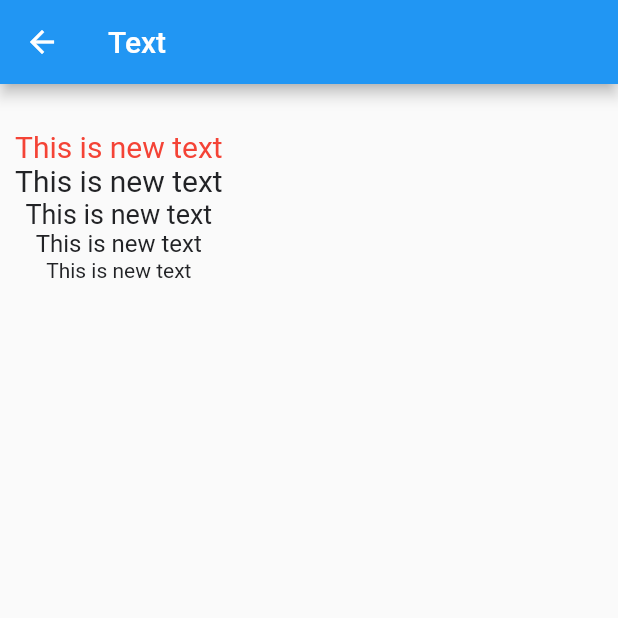
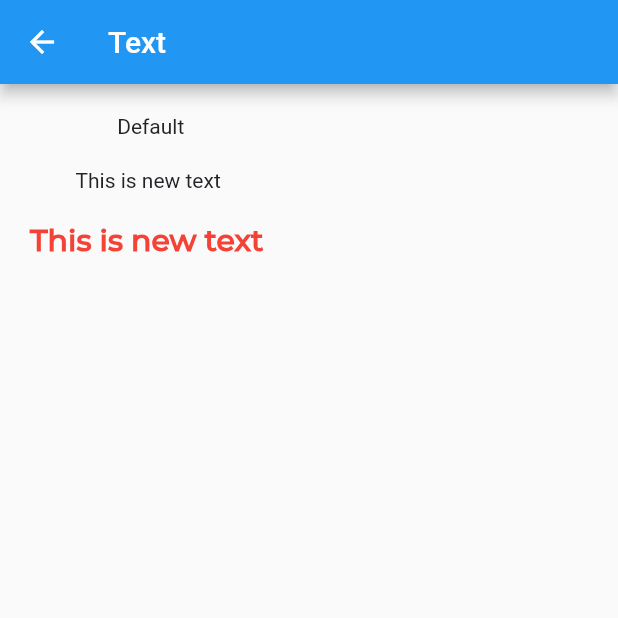
Before and after one commit to aajay-logiciel/ajayjp, a Flutter app: the screen it shows after launch, after a tap on "Text", on a phone screen of 412 x 824 dp, the top half of it. Run offline on Flutter 3.47's test engine with Material 2 defaults, Android fonts, the phone set to English and light mode, and no system bars; our stand-ins replace get.

Commit message:
more update

```diff
--- a/lib/button_class.dart
+++ b/lib/button_class.dart
@@ -1,6 +1,7 @@
 import 'package:flutter/material.dart';
 import 'package:jp_ui_kit/JPButton/jp_button_color_type.dart';
 import 'package:jp_ui_kit/JPButton/jp_button_size.dart';
+import 'package:jp_ui_kit/JPButton/jp_icon_position.dart';
 import 'package:jp_ui_kit/jp_ui_kit.dart';
 
 class ButtonClass extends StatelessWidget {
@@ -13,7 +14,7 @@ class ButtonClass extends StatelessWidget {
           centerTitle: true,
           title: const JPText(
             text: "Button",
-            textSize: JPTextSize.heading_1,
+            textSize: JPTextSize.heading1,
             textColor: JPColor.white,
           ),
         ),
@@ -29,7 +30,7 @@ class ButtonClass extends StatelessWidget {
                 const JPButton(
                   text: "Button",
                   textColor: JPColor.secondary,
-                  textSize: JPTextSize.heading_1,
+                  textSize: JPTextSize.heading1,
                   backgroundColor: Colors.green,
                 ),
                 space(),
@@ -51,7 +52,7 @@ class ButtonClass extends StatelessWidget {
                 space(),
                 const JPButton(
                   text: "Large Button",
-                  enabled: false,
+                  disabled: true,
                 ),
                 space(),
                 const JPButton(
@@ -86,14 +87,15 @@ class ButtonClass extends StatelessWidget {
                 const JPText(text: "Icon with Text"),
                 space(),
                 const JPButton(
-                  iconData: Icons.eleven_mp,
-                  text: "Loading",
+                  iconData: Icons.add,
+                  text: "LOAD MORE",
                 ),
                 space(),
                 space(),
                 const JPButton(
                   iconData: Icons.eleven_mp,
                   text: "Loading Button",
+                  iconPosition: JPIconPosition.end,
                 ),
                 space(),
                 space(),
@@ -101,6 +103,7 @@ class ButtonClass extends StatelessWidget {
                 space(),
                 const JPButton(
                   iconData: Icons.eleven_mp,
+                  status: true,
                 ),
                 space(),
                 const JPButton(
--- a/lib/home_class.dart
+++ b/lib/home_class.dart
@@ -20,7 +20,7 @@ class Home extends StatelessWidget {
         centerTitle: true,
         title: const JPText(
           text: "Home",
-          textSize: JPTextSize.heading_1,
+          textSize: JPTextSize.heading1,
           textColor: JPColor.white,
         ),
       ),
--- a/lib/text.dart
+++ b/lib/text.dart
@@ -1,8 +1,5 @@
 import 'package:flutter/material.dart';
-import 'package:jp_ui_kit/JPText/jp_fontfamily.dart';
 import 'package:jp_ui_kit/JPText/jp_fontweight.dart';
-import 'package:jp_ui_kit/JPText/jp_text.dart';
-import 'package:jp_ui_kit/JPText/jp_textsize.dart';
 import 'package:jp_ui_kit/jp_ui_kit.dart';
 
 class TextClass extends StatelessWidget {
@@ -16,41 +13,19 @@ class TextClass extends StatelessWidget {
       ),
       body: SingleChildScrollView(
         child: Padding(
-          padding: EdgeInsets.all(10),
+          padding: const EdgeInsets.all(20),
           child: Column(
             children:  [
-             SizedBox(
-                height: 20,
+              const JPText(text: "Default"),
+              space(),
+              const JPText(text: "This is new text "),
+              space(),
+              const JPText(text: "This is new text ",
+                textColor: Colors.red,
+                fontFamily: JPFontFamily.montserrat,
+                fontWeight: JPFontWeight.bold,
+                textSize: JPTextSize.heading1,
               ),
-              Column(
-                children: const [
-                  JPText(text: "This is new text",
-                    textColor: Colors.red,
-                    textSize: JPTextSize.heading_1,
-                  ),
-
-                  JPText(text: "This is new text",
-                    textSize: JPTextSize.heading_1,
-                    fontFamily: JPFontFamily.roboto,
-                  ),
-                  JPText(text: "This is new text",
-                    textSize: JPTextSize.heading_2,
-                    fontFamily: JPFontFamily.roboto,
-                  ),
-                  JPText(text: "This is new text",
-                    textSize: JPTextSize.heading_3,
-                    fontFamily: JPFontFamily.roboto,
-                  ),
-                  JPText(text: "This is new text",
-                    textSize: JPTextSize.heading_4,
-                    fontFamily: JPFontFamily.roboto,
-                  ),
-
-
-                ],
-              ),
-
-
 
             ],
           ),
@@ -58,4 +33,7 @@ class TextClass extends StatelessWidget {
       ),
     );
   }
+  Widget space() => const SizedBox(
+    height: 20,
+  );
 }
--- a/packages/jp_ui_kit/lib/JPBadges/jpbadges.dart
+++ b/packages/jp_ui_kit/lib/JPBadges/jpbadges.dart
@@ -29,7 +29,7 @@ class JPBadges extends StatelessWidget {
           padding: const EdgeInsets.symmetric(vertical: 2.0, horizontal: 5.0),
           child: JPText(
             text: text,
-            textSize: JPTextSize.heading_5,
+            textSize: JPTextSize.heading5,
             textColor: textColor,
           )),
     );
--- a/packages/jp_ui_kit/lib/JPButton/jp_button.dart
+++ b/packages/jp_ui_kit/lib/JPButton/jp_button.dart
@@ -8,7 +8,7 @@ import 'package:jp_ui_kit/jp_ui_kit.dart';
 
 class JPButton extends StatefulWidget {
   const JPButton(
-      {this.enabled = true,
+      {this.disabled = false,
       this.colorType = JPButtonColorType.primary,
       this.backgroundColor,
       this.type = JPButtonType.solid,
@@ -19,15 +19,17 @@ class JPButton extends StatefulWidget {
       this.iconPosition = JPIconPosition.start,
       this.text,
       this.size = JPButtonSize.large,
-      this.textColor = JPColor.white,
+      this.textColor,
       this.fontFamily = JPFontFamily.montserrat,
       this.fontWeight = JPFontWeight.bold,
-      this.textSize = JPTextSize.heading_3,
+      this.textSize = JPTextSize.heading3,
       this.borderColor = JPColor.primary,
-      Key? key})
+      this.iconSize = 15,
+        this.status =false,
+      Key? key, this.success})
       : super(key: key);
 
-  final bool? enabled;
+  final bool disabled;
   final JPButtonColorType colorType;
   final Color? backgroundColor;
   final JPButtonType type;
@@ -43,6 +45,9 @@ class JPButton extends StatefulWidget {
   final JPFontWeight fontWeight;
   final JPTextSize? textSize;
   final Color borderColor;
+  final double? iconSize;
+  final bool? status;
+  final bool? success;
 
   @override
   _JPButtonState createState() => _JPButtonState();
@@ -83,7 +88,7 @@ class _JPButtonState extends State<JPButton> {
         text: text!,
         fontFamily: widget.fontFamily,
         fontWeight: widget.fontWeight,
-        textColor: getTextColor() ?? textColor,
+        textColor: textColor ?? getTextColor(),
         textSize: getTextSize() ?? textSize,
       );
     }
@@ -104,23 +109,25 @@ class _JPButtonState extends State<JPButton> {
   getTextSize() {
     switch (size) {
       case JPButtonSize.large:
-        return JPTextSize.heading_3;
+        return JPTextSize.heading3;
       case JPButtonSize.medium:
-        return JPTextSize.heading_4;
+        return JPTextSize.heading4;
       case JPButtonSize.small:
-        return JPTextSize.heading_6;
+        return JPTextSize.heading6;
       case JPButtonSize.semiMedium:
-        return JPTextSize.heading_6;
+        return JPTextSize.heading6;
+      default:
+        return JPTextSize.heading3;
     }
   }
 
   getTextColor() {
-    if (textColor == JPColor.white) {
-      if (type == JPButtonType.outline) {
-        textColor = JPColor.primary;
-      } else if (widget.colorType == JPButtonColorType.lightGray) {
-        textColor = JPColor.tertiary;
-      }
+    if (type == JPButtonType.outline) {
+      textColor = JPColor.primary;
+    } else if (widget.colorType == JPButtonColorType.lightGray) {
+      textColor = JPColor.tertiary;
+    } else {
+      return JPColor.white;
     }
   }
 
@@ -151,7 +158,7 @@ class _JPButtonState extends State<JPButton> {
       case JPButtonType.outline:
         return BoxDecoration(
             borderRadius: getButtonRadius(),
-            color: JPColor.transparent,
+            color: widget.backgroundColor ?? JPColor.transparent,
             border: Border.all(
               width: 1.0,
               color: widget.borderColor,
@@ -265,9 +272,9 @@ class _JPButtonState extends State<JPButton> {
         color: widget.backgroundColor ?? getButtonColor(),
         child: InkWell(
           customBorder: borderShape ?? shapeBorderType,
-          onTap: (widget.enabled == false) ? null : widget.onPressed,
+          onTap: widget.disabled ? null : widget.onPressed,
           child: IconTheme.merge(
-            data: IconThemeData(opacity: (widget.enabled == true) ? 1 : 0.3),
+            data: const IconThemeData(),
             child: Container(
               height: getButtonHeight(),
               width: getButtonWidth(),
@@ -285,11 +292,11 @@ class _JPButtonState extends State<JPButton> {
                           children: <Widget>[
                             Icon(
                               iconData,
-                              size: 15,
+                              size: widget.iconSize,
                               color: iconColor,
                             ),
                             const SizedBox(width: 8),
-                            child!
+                            child!,
                           ],
                         )
                       : iconData != null &&
@@ -302,7 +309,7 @@ class _JPButtonState extends State<JPButton> {
                                 const SizedBox(width: 8),
                                 Icon(
                                   iconData,
-                                  size: 15,
+                                  size: widget.iconSize,
                                   color: iconColor,
                                 ),
                               ],
@@ -310,22 +317,22 @@ class _JPButtonState extends State<JPButton> {
                           : (iconData != null && widget.text == null)
                               ? Icon(
                                   iconData,
-                                  size: 15,
+                                  size: widget.iconSize,
                                   color: iconColor,
                                 )
                               : child,
                 ),
               ),
-            ),
           ),
         ),
+      ),
       ),
     );
 
     return Semantics(
       container: true,
       button: true,
-      enabled: widget.enabled,
+      enabled: widget.disabled,
       child: result,
     );
   }
--- a/packages/jp_ui_kit/lib/JPCommonFiles/jp_colors.dart
+++ b/packages/jp_ui_kit/lib/JPCommonFiles/jp_colors.dart
@@ -13,5 +13,7 @@ class JPColor {
   static const Color transparent = Colors.transparent;
   static const Color black = Color(0xff222326);
   static const Color background = Color(0xffE5E5E5);
-  static const Color gray = Color(0xff9CA2B0);
+  static const Color darkGray = Color(0xff9CA2B0);
+  static const Color success= Color(0xff42BA96);
+  static const Color warning= Color(0xffFFA115);
 }
--- a/packages/jp_ui_kit/lib/JPText/jp_text.dart
+++ b/packages/jp_ui_kit/lib/JPText/jp_text.dart
@@ -8,7 +8,7 @@ import 'package:jp_ui_kit/jp_ui_kit.dart';
 class JPText extends StatelessWidget {
   const JPText(
       {required this.text,
-      this.textSize = JPTextSize.heading_4,
+      this.textSize = JPTextSize.heading4,
       this.fontFamily = JPFontFamily.roboto,
       this.fontWeight = JPFontWeight.regular,
       this.textColor = JPColor.black,
@@ -25,17 +25,17 @@ class JPText extends StatelessWidget {
   Widget build(BuildContext context) {
     double getTextSize() {
       switch (textSize) {
-        case JPTextSize.heading_1:
+        case JPTextSize.heading1:
           return 20;
-        case JPTextSize.heading_2:
+        case JPTextSize.heading2:
           return 18;
-        case JPTextSize.heading_3:
+        case JPTextSize.heading3:
           return 16;
-        case JPTextSize.heading_4:
+        case JPTextSize.heading4:
           return 14;
-        case JPTextSize.heading_5:
+        case JPTextSize.heading5:
           return 12;
-        case JPTextSize.heading_6:
+        case JPTextSize.heading6:
           return 11;
         default:
           return 14;
@@ -74,6 +74,7 @@ class JPText extends StatelessWidget {
         fontFamily: getFontFamily(),
         package: 'jp_ui_kit',
         fontWeight: getFontWeight(),
+        overflow: TextOverflow.ellipsis
       ),
     );
   }
--- a/packages/jp_ui_kit/lib/JPText/jp_textsize.dart
+++ b/packages/jp_ui_kit/lib/JPText/jp_textsize.dart
@@ -1,9 +1,9 @@
 /// [TextSize] is used to change the size of the text.
 enum JPTextSize {
-  heading_6,
-  heading_5,
-  heading_4,
-  heading_3,
-  heading_2,
-  heading_1,
+  heading6,
+  heading5,
+  heading4,
+  heading3,
+  heading2,
+  heading1,
 }
--- a/packages/jp_ui_kit/lib/JPToggle/jp_toggle.dart
+++ b/packages/jp_ui_kit/lib/JPToggle/jp_toggle.dart
@@ -14,7 +14,7 @@ class JPToggle extends StatefulWidget {
     required this.value,
     required this.onToggle,
     this.activeColor = JPColor.primary,
-    this.inactiveColor = JPColor.gray,
+    this.inactiveColor = JPColor.darkGray,
     this.toggleColor = JPColor.white,
     this.activeToggleColor,
     this.inactiveToggleColor,
```
